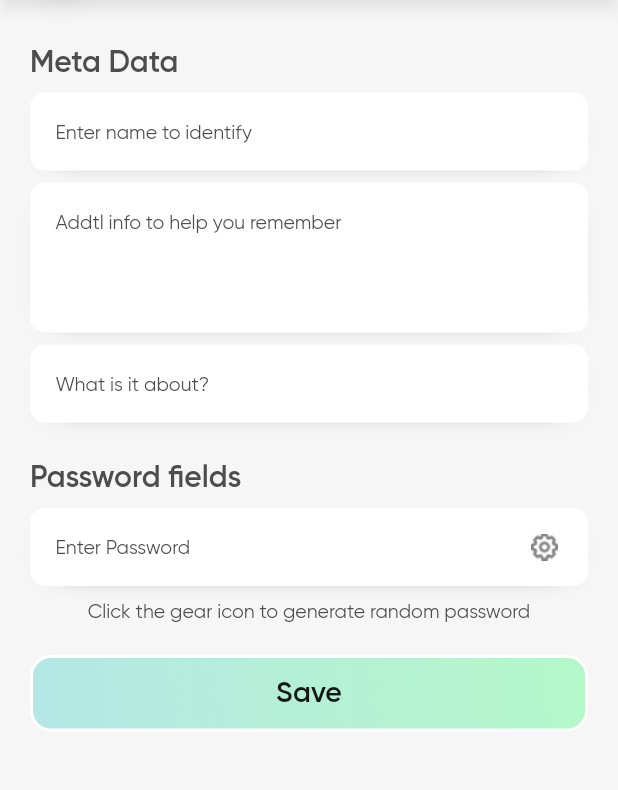
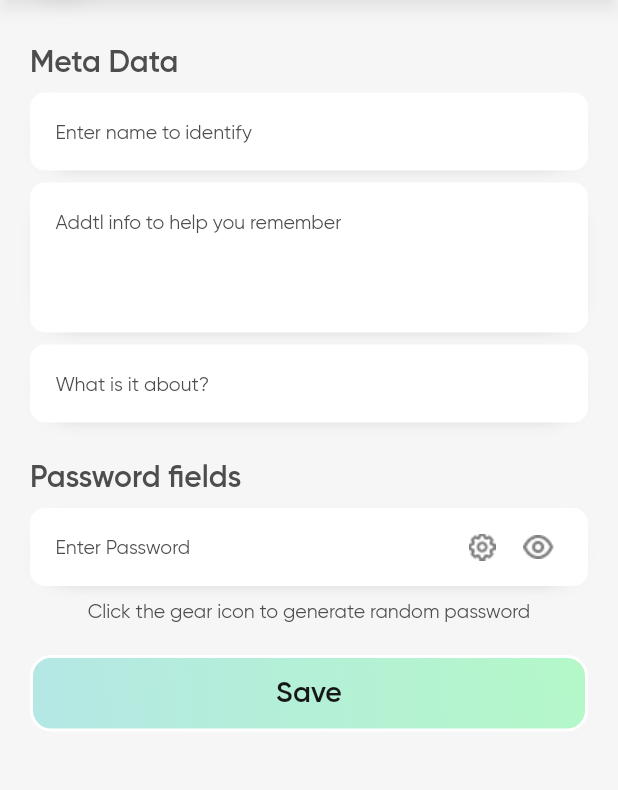
Before and after one commit to Bit-Store-repo/FrontEnd, a Flutter app: the newEditPassword screen opened by its route, on a phone screen of 412 x 824 dp, the part 113-903 px from its top. Run offline on Flutter 3.47's test engine with Material 2 defaults, Android fonts, the phone set to English and light mode, and no system bars; our stand-ins replace hive, hive_flutter, image_picker, modal_bottom_sheet; missing offline and left inert: encrypt, mongo_dart; accounts and stored records are empty; network calls fail.

Commit message:
update: password visible and and refresh on add and edit of items

```diff
--- a/lib/home_screens/homeScreen.dart
+++ b/lib/home_screens/homeScreen.dart
@@ -219,7 +219,11 @@ class _homeScreenState extends State<homeScreen> {
                               ),
                             ],
                           ),
-                        ),
+                        ).then((_) {
+                          setState(() {
+                            resData = [];
+                          });
+                        }),
                         child: ImageIcon(AssetImage("assets/icons/add.png"),
                             color: Colors.white),
                         style: ElevatedButton.styleFrom(
--- a/lib/home_screens/widgets/folderPage.dart
+++ b/lib/home_screens/widgets/folderPage.dart
@@ -88,7 +88,9 @@ class _folderPageState extends State<folderPage> {
                           ),
                         ],
                       ),
-                    ),
+                    ).then((_) {
+                      setState(() {});
+                    }),
                     child: ImageIcon(AssetImage("assets/icons/add.png"),
                         color: Colors.white),
                     style: ElevatedButton.styleFrom(
--- a/lib/home_screens/widgets/folders.dart
+++ b/lib/home_screens/widgets/folders.dart
@@ -145,7 +145,9 @@ class _foldersState extends State<folders> {
                                         )
                                       ],
                                     ),
-                                  );
+                                  ).then((_) {
+                                    setState(() {});
+                                  });
                                 },
                                 child: ImageIcon(
                                   AssetImage("assets/icons/dots.png"),
--- a/lib/home_screens/widgets/newEditPassword.dart
+++ b/lib/home_screens/widgets/newEditPassword.dart
@@ -426,6 +426,7 @@ class _newEditPasswordState extends State<newEditPassword> {
                                   crossAxisAlignment: CrossAxisAlignment.start,
                                   children: [
                                     TextFormField(
+                                      obscureText: !passwordVisible,
                                       controller: passwordController,
                                       decoration: InputDecoration(
                                         hintText: 'Enter Password',
@@ -463,6 +464,40 @@ class _newEditPasswordState extends State<newEditPassword> {
                                     AssetImage("assets/icons/gear.png"),
                                     color: Color.fromRGBO(125, 125, 125, 1),
                                   )),
+                              SizedBox(
+                                width: 10,
+                              ),
+                              if (passwordVisible == true) ...[
+                                Expanded(
+                                    flex: 1,
+                                    child: InkWell(
+                                        onTap: () {
+                                          setState(() {
+                                            passwordVisible = false;
+                                          });
+                                        },
+                                        child: ImageIcon(
+                                          AssetImage(
+                                              "assets/icons/eyeClose.png"),
+                                          color:
+                                              Color.fromRGBO(125, 125, 125, 1),
+                                        ))),
+                              ],
+                              if (passwordVisible == false) ...[
+                                Expanded(
+                                    flex: 1,
+                                    child: InkWell(
+                                        onTap: () {
+                                          setState(() {
+                                            passwordVisible = true;
+                                          });
+                                        },
+                                        child: ImageIcon(
+                                          AssetImage("assets/icons/eye.png"),
+                                          color:
+                                              Color.fromRGBO(125, 125, 125, 1),
+                                        ))),
+                              ],
                             ],
                           ),
                         )),
@@ -526,9 +561,10 @@ class _newEditPasswordState extends State<newEditPassword> {
                           }
                           tempArray.add(newPassword);
                           cacheData(resData1);
-
-                          Navigator.pushNamedAndRemoveUntil(
-                              context, "home", (r) => false);
+                          int count = 0;
+                          Navigator.popUntil(context, (route) {
+                            return count++ == 2;
+                          });
                         }
                         if (type == "Edit") {
                           // function that gets the index of that traversal
@@ -573,8 +609,10 @@ class _newEditPasswordState extends State<newEditPassword> {
                           cacheData(resData1);
                           print(resData1);
 
-                          Navigator.pushNamedAndRemoveUntil(
-                              context, "home", (r) => false);
+                          int count = 0;
+                          Navigator.popUntil(context, (route) {
+                            return count++ == 2;
+                          });
                         }
                       },
                       child: Container(
--- a/lib/home_screens/widgets/passwords.dart
+++ b/lib/home_screens/widgets/passwords.dart
@@ -183,7 +183,9 @@ class _passwordsState extends State<passwords> {
                                         )
                                       ],
                                     ),
-                                  );
+                                  ).then((_) {
+                                    setState(() {});
+                                  });
                                 },
                                 child: ImageIcon(
                                   AssetImage("assets/icons/dots.png"),
--- a/lib/onboarding_pages/login.dart
+++ b/lib/onboarding_pages/login.dart
@@ -187,6 +187,7 @@ class _login_screenState extends State<login_screen> {
                     child: Padding(
                       padding: const EdgeInsets.fromLTRB(20.0, 0, 20, 0),
                       child: TextFormField(
+                        obscureText: true,
                         controller: passwordController,
                         decoration: InputDecoration(
                           hintText: 'Password',
--- a/lib/onboarding_pages/register.dart
+++ b/lib/onboarding_pages/register.dart
@@ -182,6 +182,7 @@ class _registerState extends State<register> {
                     child: Padding(
                       padding: const EdgeInsets.fromLTRB(20.0, 0, 20, 0),
                       child: TextFormField(
+                        obscureText: true,
                         controller: passwordController,
                         decoration: InputDecoration(
                           hintText: 'Password',
```
Also changed, not shown: lib/account_pages/account_landing.dart (+19 -11 lines), lib/home_screens/widgets/newEditFolder.dart (+8 -4 lines), lib/onboarding_pages/splash.dart (+17 -0 lines), 5 other files.
